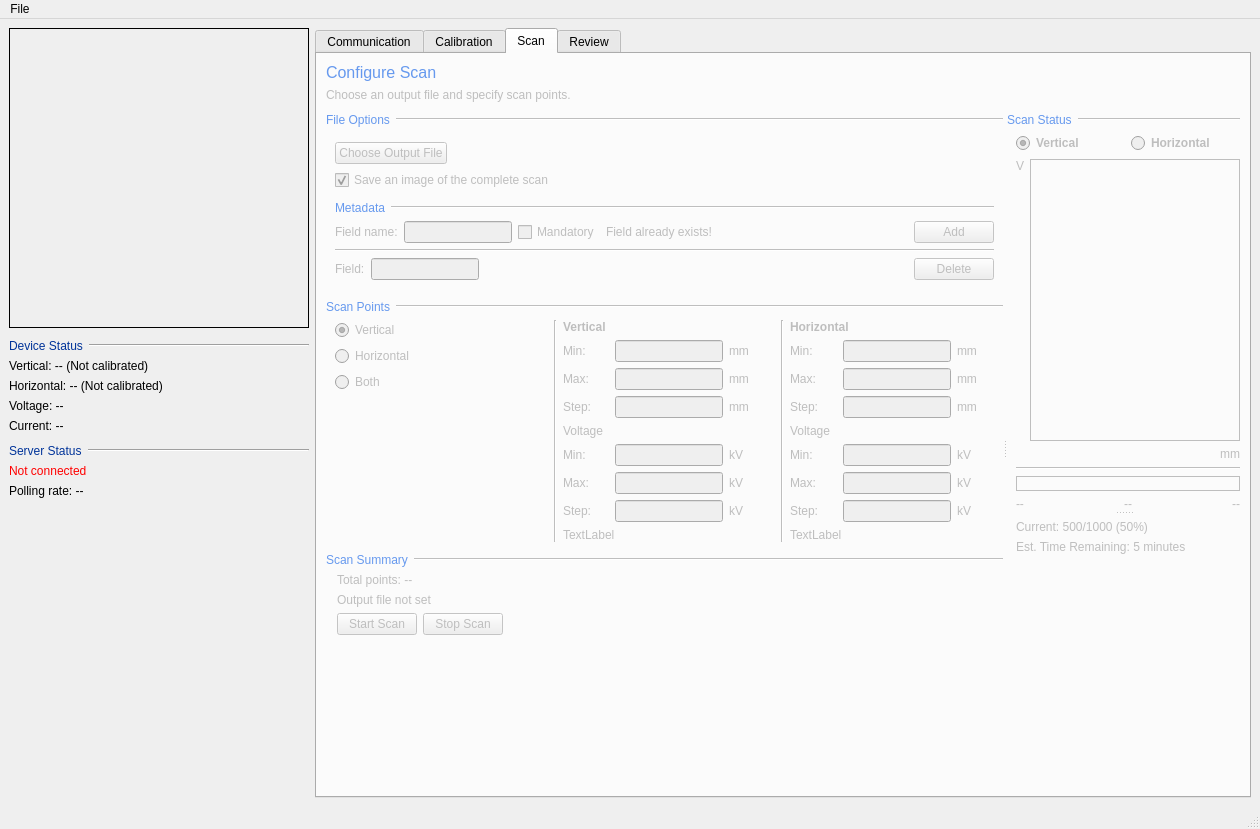
Before: the Qt Designer form designer/MainWindow_v2.ui in DanielWinklehner/emittance-scanner-daq, drawn with Qt 5.
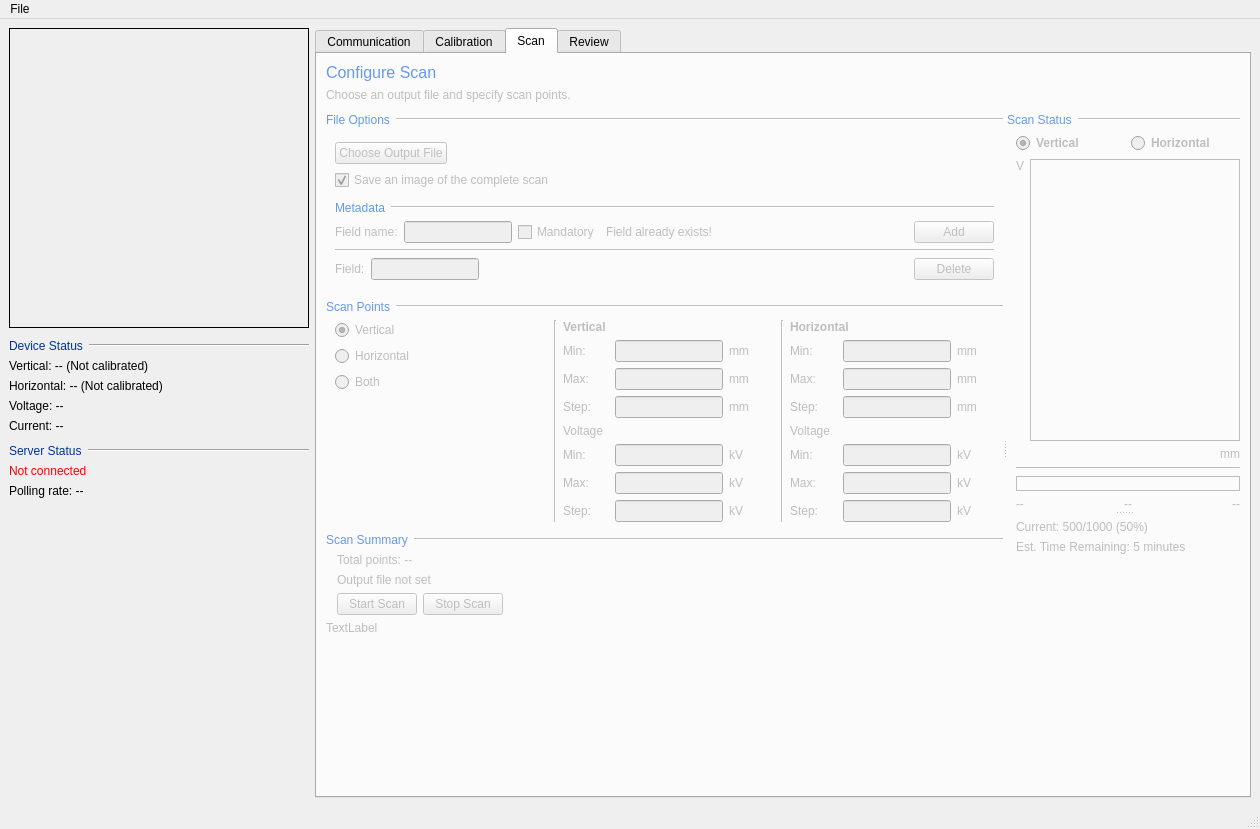
After: the same form once the commit is applied. The open tabs and pages were chosen to show the change. Icons and pictures are not drawn.

Commit message: major refactoring of code on the scan page. now much cleaner. added a folder with potential classes yet to be implemented

Patch:
```diff
--- a/designer/MainWindow_v2.ui
+++ b/designer/MainWindow_v2.ui
@@ -1791,7 +1791,7 @@
            <bool>false</bool>
           </property>
           <widget class="QWidget" name="layoutWidget">
-           <layout class="QVBoxLayout" name="verticalLayout_8" stretch="0,0,0,0,0,0,0">
+           <layout class="QVBoxLayout" name="verticalLayout_8" stretch="0,0,0,0,0,0,0,0">
             <property name="sizeConstraint">
              <enum>QLayout::SetDefaultConstraint</enum>
             </property>
@@ -2170,7 +2170,7 @@
                  <property name="frameShadow">
                   <enum>QFrame::Raised</enum>
                  </property>
-                 <layout class="QVBoxLayout" name="verticalLayout_2" stretch="0,0,0,0,1">
+                 <layout class="QVBoxLayout" name="verticalLayout_2" stretch="0,0,0,0">
                   <property name="leftMargin">
                    <number>0</number>
                   </property>
@@ -2472,21 +2472,6 @@
                     </item>
                    </layout>
                   </item>
-                  <item>
-                   <widget class="QLabel" name="lblVScanError">
-                    <property name="font">
-                     <font>
-                      <pointsize>9</pointsize>
-                     </font>
-                    </property>
-                    <property name="text">
-                     <string>TextLabel</string>
-                    </property>
-                    <property name="wordWrap">
-                     <bool>true</bool>
-                    </property>
-                   </widget>
-                  </item>
                  </layout>
                 </widget>
                </item>
@@ -2505,7 +2490,7 @@
                  <property name="frameShadow">
                   <enum>QFrame::Raised</enum>
                  </property>
-                 <layout class="QVBoxLayout" name="verticalLayout" stretch="0,0,0,0,1">
+                 <layout class="QVBoxLayout" name="verticalLayout" stretch="0,0,0,0">
                   <property name="leftMargin">
                    <number>0</number>
                   </property>
@@ -2804,21 +2789,6 @@
                     </item>
                    </layout>
                   </item>
-                  <item>
-                   <widget class="QLabel" name="lblHScanError">
-                    <property name="font">
-                     <font>
-                      <pointsize>9</pointsize>
-                     </font>
-                    </property>
-                    <property name="text">
-                     <string>TextLabel</string>
-                    </property>
-                    <property name="wordWrap">
-                     <bool>true</bool>
-                    </property>
-                   </widget>
-                  </item>
                  </layout>
                 </widget>
                </item>
@@ -2970,6 +2940,21 @@
               </layout>
              </widget>
             </item>
+            <item>
+             <widget class="QLabel" name="lblScanError">
+              <property name="font">
+               <font>
+                <pointsize>9</pointsize>
+               </font>
+              </property>
+              <property name="text">
+               <string>TextLabel</string>
+              </property>
+              <property name="wordWrap">
+               <bool>true</bool>
+              </property>
+             </widget>
+            </item>
             <item>
              <spacer name="verticalSpacer_4">
               <property name="orientation">
```
Left out of the diff: 4 changed lines with no effect on the pictures. The commit also changes 6 other files.
